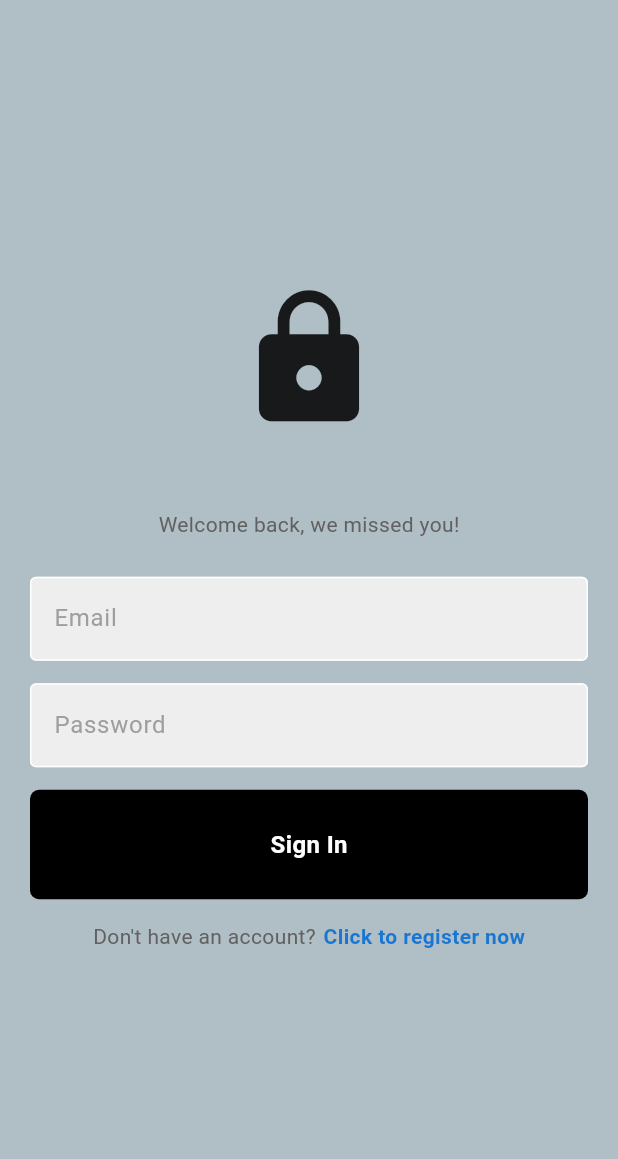
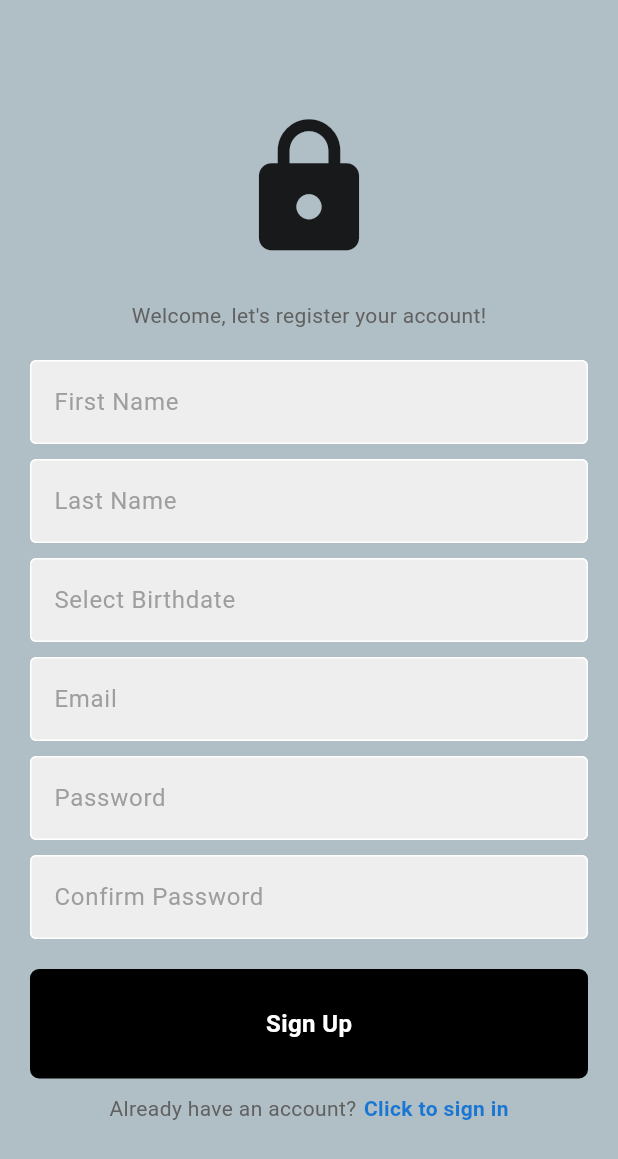
Before and after one commit to martinsodabi/gsm_client, a Flutter app: the screen it shows after launch, after a tap on "Click to register now", on a phone screen of 412 x 824 dp. Shown: the top 1159 px of the screen. Run offline on Flutter 3.47's test engine with Material 3 defaults, Android fonts, the phone set to English and light mode, and no system bars; network calls fail.

Commit message:
Created register and profile pages along with their services

```diff
--- /dev/null
+++ b/lib/auth/login_or_register.dart
@@ -0,0 +1,29 @@
+import 'package:flutter/material.dart';
+import 'package:gsm_client/pages/login.dart';
+import 'package:gsm_client/pages/register.dart';
+
+class LoginOrRegister extends StatefulWidget {
+  const LoginOrRegister({super.key});
+
+  @override
+  State<LoginOrRegister> createState() => _LoginOrRegisterState();
+}
+
+class _LoginOrRegisterState extends State<LoginOrRegister> {
+  bool showLoginPage = true;
+
+  void togglePages() {
+    setState(() {
+      showLoginPage = !showLoginPage;
+    });
+  }
+
+  @override
+  Widget build(BuildContext context) {
+    if (showLoginPage) {
+      return LoginPage(goToRegisterPage: togglePages);
+    } else {
+      return RegisterPage(goToLoginPage: togglePages);
+    }
+  }
+}
--- /dev/null
+++ b/lib/auth/profile_service.dart
@@ -0,0 +1,70 @@
+import 'package:http/http.dart' as http;
+import 'dart:convert';
+
+class Profile {
+  final String firstName;
+  final String lastName;
+  final String location;
+  final DateTime birthdate;
+  final bool isVisible;
+
+  const Profile({
+    required this.firstName,
+    required this.lastName,
+    required this.birthdate,
+    required this.location,
+    required this.isVisible,
+  });
+
+  factory Profile.fromJson(Map<String, dynamic> json) {
+    return Profile(
+      firstName: json["first_name"],
+      lastName: json["last_name"],
+      birthdate: DateTime.fromMillisecondsSinceEpoch(json["birth_date"] * 1000),
+      location: json["location"] ?? "JOS",
+      isVisible: json["is_visible"],
+    );
+  }
+}
+
+class ProfileParams {
+  final String authToken;
+
+  const ProfileParams({
+    required this.authToken,
+  });
+
+  Map<String, dynamic> toJson() {
+    return {"auth_token": authToken};
+  }
+}
+
+class ProfileResponse {
+  final Profile? profile;
+  final int statusCode;
+
+  const ProfileResponse({
+    this.profile,
+    required this.statusCode,
+  });
+}
+
+class ProfileService {
+  Future<ProfileResponse> getMyProfile(ProfileParams params) async {
+    final response = await http.get(
+      Uri.parse("http://127.0.0.1:8080/api/get_profile"),
+      headers: {
+        "Content-Type": "application/json",
+        "Authorization": "Bearer ${params.authToken}",
+      },
+    );
+
+    if (response.statusCode == 200) {
+      final jsonResponse = jsonDecode(response.body);
+      final profile = Profile.fromJson(jsonResponse);
+      return ProfileResponse(profile: profile, statusCode: response.statusCode);
+    } else {
+      return ProfileResponse(statusCode: response.statusCode);
+    }
+  }
+}
--- /dev/null
+++ b/lib/auth/user_service.dart
@@ -0,0 +1,137 @@
+import 'package:gsm_client/auth/profile_service.dart';
+import 'package:http/http.dart' as http;
+import 'dart:convert';
+
+class User {
+  final String email;
+  final String authToken;
+
+  const User({
+    required this.email,
+    required this.authToken,
+  });
+
+  factory User.fromJson(Map<String, dynamic> json) {
+    return User(
+      email: json["email"],
+      authToken: json["auth_token"],
+    );
+  }
+}
+
+class RegisterParams {
+  final String firstName;
+  final String lastName;
+  final int birthDate;
+  final String email;
+  final String password;
+
+  const RegisterParams({
+    required this.firstName,
+    required this.lastName,
+    required this.birthDate,
+    required this.password,
+    required this.email,
+  });
+
+  Map<String, dynamic> toJson() {
+    return {
+      "first_name": firstName,
+      "last_name": lastName,
+      "birth_date": birthDate,
+      "email": email,
+      "password": password,
+    };
+  }
+}
+
+class RegisterResponse {
+  final User user;
+  final Profile profile;
+  final int statusCode;
+
+  const RegisterResponse({
+    required this.user,
+    required this.profile,
+    required this.statusCode,
+  });
+}
+
+class LoginParams {
+  final String email;
+  final String password;
+
+  const LoginParams({
+    required this.email,
+    required this.password,
+  });
+
+  Map<String, dynamic> toJson() {
+    return {
+      "email": email,
+      "password": password,
+    };
+  }
+}
+
+class LoginResponse {
+  final User? user;
+  final int statusCode;
+
+  const LoginResponse({
+    this.user,
+    required this.statusCode,
+  });
+}
+
+class UserService {
+  Future<RegisterResponse?> register(RegisterParams params) async {
+    final response = await http.post(
+      Uri.parse("http://127.0.0.1:8080/api/register"),
+      headers: {"Content-Type": "application/json"},
+      body: jsonEncode(params.toJson()),
+    );
+
+    if (response.statusCode == 200) {
+      final jsonResponseBody = jsonDecode(response.body);
+      final user = User.fromJson(jsonResponseBody);
+      final profile = Profile.fromJson(jsonResponseBody);
+
+      return RegisterResponse(
+        user: user,
+        profile: profile,
+        statusCode: response.statusCode,
+      );
+    } else {
+      print(
+          'POST request failed with status: ${response.statusCode}, reason: ${response.reasonPhrase}!');
+
+      return null;
+    }
+  }
+
+  Future<LoginResponse> login(LoginParams params) async {
+    final response = await http.post(
+      Uri.parse("http://127.0.0.1:8080/api/login"),
+      headers: {"Content-Type": "application/json"},
+      body: jsonEncode(params.toJson()),
+    );
+
+    if (response.statusCode == 200) {
+      final responseBody = jsonDecode(response.body);
+      final user = User.fromJson(responseBody);
+
+      print(user.authToken);
+
+      return LoginResponse(
+        user: user,
+        statusCode: response.statusCode,
+      );
+    } else {
+      print(
+          'POST request failed with status: ${response.statusCode}, reason: ${response.reasonPhrase}!');
+
+      return LoginResponse(statusCode: response.statusCode);
+    }
+  }
+}
--- a/lib/components/button.dart
+++ b/lib/components/button.dart
@@ -11,7 +11,9 @@ class CustomButton extends StatelessWidget {
 
   @override
   Widget build(BuildContext context) {
-    return Container(
+    return GestureDetector(
+      onTap: onTap,
+      child: Container(
         padding: const EdgeInsets.all(25),
         decoration: BoxDecoration(
           color: Colors.black,
@@ -27,6 +29,7 @@ class CustomButton extends StatelessWidget {
             ),
           ),
         ),
+      ),
     );
   }
 }
--- a/lib/main.dart
+++ b/lib/main.dart
@@ -1,5 +1,5 @@
 import 'package:flutter/material.dart';
-import 'package:gsm_client/pages/login.dart';
+import 'package:gsm_client/auth/login_or_register.dart';
 
 void main() {
   runApp(const MyApp());
@@ -10,9 +10,9 @@ class MyApp extends StatelessWidget {
 
   @override
   Widget build(BuildContext context) {
-    return MaterialApp(
+    return const MaterialApp(
       debugShowCheckedModeBanner: false,
-      home: LoginPage(),
+      home: LoginOrRegister(),
     );
   }
 }
--- /dev/null
+++ b/lib/pages/register.dart
@@ -0,0 +1,210 @@
+import 'package:flutter/material.dart';
+import 'package:gsm_client/auth/profile_service.dart';
+import 'package:gsm_client/auth/user_service.dart';
+import 'package:gsm_client/components/button.dart';
+import 'package:gsm_client/components/text_field.dart';
+import 'package:gsm_client/pages/profile.dart';
+
+class RegisterPage extends StatefulWidget {
+  final Function()? goToLoginPage;
+
+  const RegisterPage({
+    super.key,
+    required this.goToLoginPage,
+  });
+
+  @override
+  State<RegisterPage> createState() => _RegisterPageState();
+}
+
+class _RegisterPageState extends State<RegisterPage> {
+  final firstNameTextController = TextEditingController();
+  final lastNameTextController = TextEditingController();
+  final emailTextController = TextEditingController();
+  final passwordTextController = TextEditingController();
+  final confirmPasswordTextController = TextEditingController();
+  DateTime? birthDate;
+
+  Future<void> _selectDate(BuildContext context) async {
+    final DateTime? pickedDate = await showDatePicker(
+      context: context,
+      initialDate: birthDate,
+      firstDate: DateTime(1900),
+      lastDate: DateTime.now().subtract(const Duration(days: 365 * 13)),
+    );
+
+    if (pickedDate != null && pickedDate != birthDate) {
+      setState(() {
+        birthDate = pickedDate;
+      });
+    }
+  }
+
+  signUpHandler() async {
+    var registerParams = RegisterParams(
+      firstName: firstNameTextController.text,
+      lastName: lastNameTextController.text,
+      birthDate: birthDate != null
+          ? birthDate!.toUtc().millisecondsSinceEpoch ~/ 1000
+          : 0,
+      password: passwordTextController.text,
+      email: emailTextController.text,
+    );
+
+    RegisterResponse? registerResponse;
+    UserService userService = UserService();
+    await userService.register(registerParams).then((value) => {
+          if (value != null) {registerResponse = value}
+        });
+
+    if (registerResponse?.statusCode == 200) {
+      print(registerResponse?.user.authToken);
+      openPage(registerResponse!.profile, registerResponse!.user);
+    } else {
+      print("Error registering your account, please try again.");
+    }
+  }
+
+  openPage(Profile profile, User user) {
+    Navigator.push(
+        context,
+        MaterialPageRoute(
+            builder: (context) => ProfilePage(profile: profile, user: user)));
+  }
+
+  @override
+  Widget build(BuildContext context) {
+    return Scaffold(
+      backgroundColor: Colors.blueGrey[200],
+      body: SafeArea(
+        child: Center(
+          child: Padding(
+            padding: const EdgeInsets.symmetric(horizontal: 20),
+            child: Column(
+              mainAxisAlignment: MainAxisAlignment.center,
+              children: [
+                // logo
+                const Icon(
+                  Icons.lock,
+                  size: 100,
+                ),
+
+                const SizedBox(height: 25),
+
+                // welcome back message
+                Text(
+                  "Welcome, let's register your account!",
+                  style: TextStyle(
+                    color: Colors.grey.shade700,
+                  ),
+                ),
+
+                const SizedBox(height: 20),
+
+                // firstName textfiield
+                CustomTextField(
+                  controller: firstNameTextController,
+                  hintText: "First Name",
+                  obscureText: false,
+                ),
+
+                const SizedBox(height: 10),
+
+                // last textfiield
+                CustomTextField(
+                  controller: lastNameTextController,
+                  hintText: "Last Name",
+                  obscureText: false,
+                ),
+
+                const SizedBox(height: 10),
+
+                // Birthdate inputField
+                TextFormField(
+                  readOnly: true,
+                  onTap: () => _selectDate(context),
+                  decoration: InputDecoration(
+                    // labelText: 'Birthdate',
+                    // labelStyle: TextStyle(color: Colors.grey[500]),
+                    hintText: birthDate != null
+                        ? '${birthDate?.toLocal()}'.split(' ')[0]
+                        : 'Select Birthdate',
+                    enabledBorder: const OutlineInputBorder(
+                      borderSide: BorderSide(color: Colors.white),
+                    ),
+                    focusedBorder: const OutlineInputBorder(
+                      borderSide: BorderSide(color: Colors.white),
+                    ),
+                    fillColor: Colors.grey.shade200,
+                    filled: true,
+                    hintStyle: birthDate == null
+                        ? TextStyle(color: Colors.grey[500])
+                        : TextStyle(color: Colors.grey[900]),
+                  ),
+                ),
+
+                const SizedBox(height: 10),
+
+                // email textfiield
+                CustomTextField(
+                  controller: emailTextController,
+                  hintText: "Email",
+                  obscureText: false,
+                ),
+
+                const SizedBox(height: 10),
+
+                //password textfield
+                CustomTextField(
+                  controller: passwordTextController,
+                  hintText: "Password",
+                  obscureText: true,
+                ),
+
+                const SizedBox(height: 10),
+
+                //password textfield
+                CustomTextField(
+                  controller: confirmPasswordTextController,
+                  hintText: "Confirm Password",
+                  obscureText: true,
+                ),
+
+                const SizedBox(height: 20),
+
+                // sign up button
+                CustomButton(text: "Sign Up", onTap: signUpHandler),
+
+                const SizedBox(height: 10),
+
+                // go to register page
+                Row(
+                  mainAxisAlignment: MainAxisAlignment.center,
+                  children: [
+                    Text(
+                      "Already have an account?",
+                      style: TextStyle(
+                        color: Colors.grey.shade700,
+                      ),
+                    ),
+                    const SizedBox(width: 5),
+                    GestureDetector(
+                      onTap: widget.goToLoginPage,
+                      child: Text(
+                        "Click to sign in",
+                        style: TextStyle(
+                          color: Colors.blue.shade700,
+                          fontWeight: FontWeight.bold,
+                        ),
+                      ),
+                    ),
+                  ],
+                )
+              ],
+            ),
+          ),
+        ),
+      ),
+    );
+  }
+}
--- a/pubspec.yaml
+++ b/pubspec.yaml
@@ -35,6 +35,7 @@ dependencies:
   # The following adds the Cupertino Icons font to your application.
   # Use with the CupertinoIcons class for iOS style icons.
   cupertino_icons: ^1.0.2
+  http: ^1.2.0
 
 dev_dependencies:
   flutter_test:
```
Also changed, not shown: lib/pages/login.dart (+42 -3 lines), lib/pages/profile.dart (added, +98 -0 lines), pubspec.lock. Lines whose indentation alone changed are shown as unchanged.
